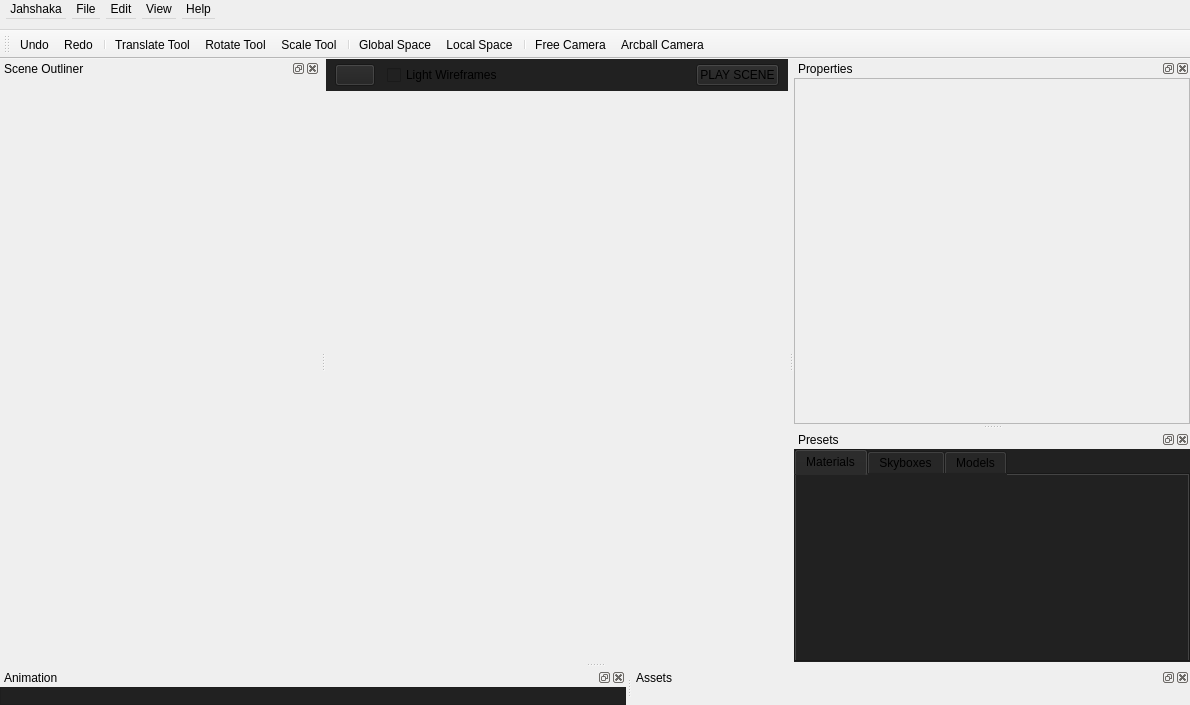
jahshaka/Studio, file src/mainwindow.ui: the form before one commit.
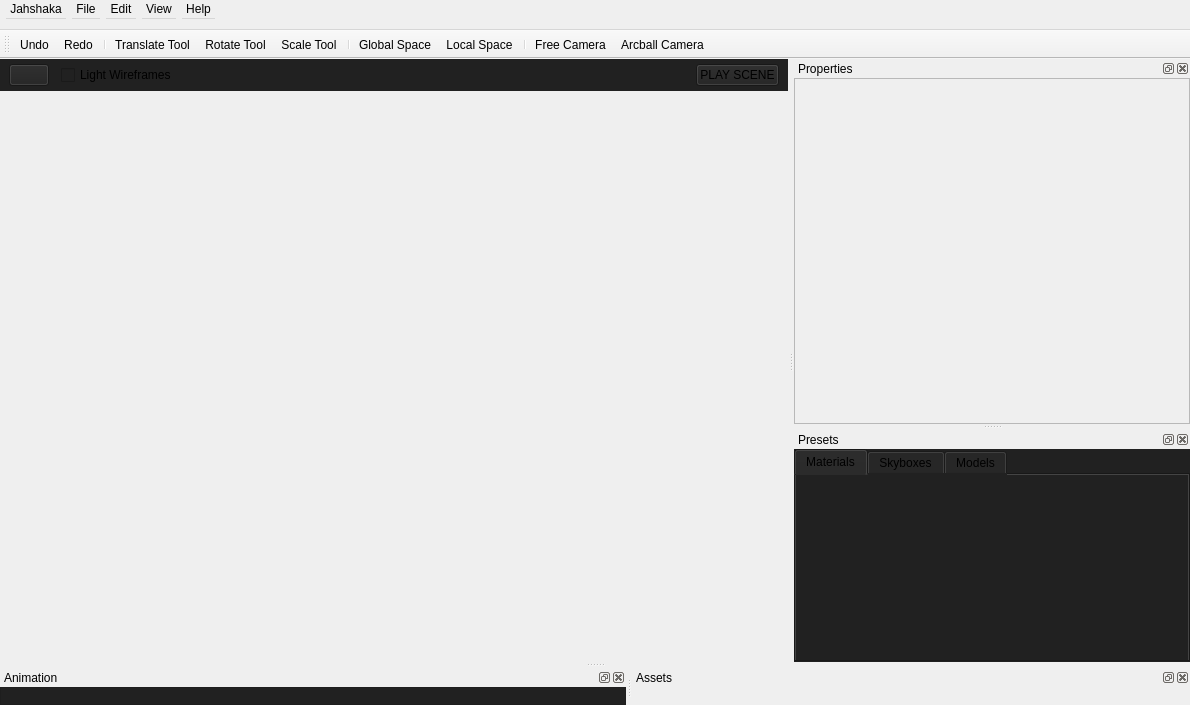
The form after the commit. Icons and pictures are not drawn. Custom widgets are drawn as their Qt base class.

Commit message: Remove promoted SceneHierarchy, now created programmatically

The edit to the form file:
```diff
--- a/src/mainwindow.ui
+++ b/src/mainwindow.ui
@@ -606,42 +606,6 @@
    <addaction name="menuView"/>
    <addaction name="menuHelp"/>
   </widget>
-  <widget class="QDockWidget" name="sceneHierarchyDock">
-   <property name="minimumSize">
-    <size>
-     <width>320</width>
-     <height>89</height>
-    </size>
-   </property>
-   <property name="maximumSize">
-    <size>
-     <width>524287</width>
-     <height>524287</height>
-    </size>
-   </property>
-   <property name="floating">
-    <bool>false</bool>
-   </property>
-   <property name="windowTitle">
-    <string>Scene Outliner</string>
-   </property>
-   <attribute name="dockWidgetArea">
-    <number>1</number>
-   </attribute>
-   <widget class="SceneHeirarchyWidget" name="sceneHierarchy">
-    <property name="minimumSize">
-     <size>
-      <width>320</width>
-      <height>0</height>
-     </size>
-    </property>
-    <property name="styleSheet">
-     <string notr="true">:hover {
-    border: 1px solid #3498db;
-}</string>
-    </property>
-   </widget>
-  </widget>
   <widget class="QDockWidget" name="AnimationDock">
    <property name="sizePolicy">
     <sizepolicy hsizetype="Preferred" vsizetype="Preferred">
@@ -1309,12 +1273,6 @@
    <header>src/widgets/materialsets.h</header>
    <container>1</container>
   </customwidget>
-  <customwidget>
-   <class>SceneHeirarchyWidget</class>
-   <extends>QWidget</extends>
-   <header>src/widgets/sceneheirarchywidget.h</header>
-   <container>1</container>
-  </customwidget>
   <customwidget>
    <class>SceneNodePropertiesWidget</class>
    <extends>QWidget</extends>
```
The commit also changes 2 other files.
